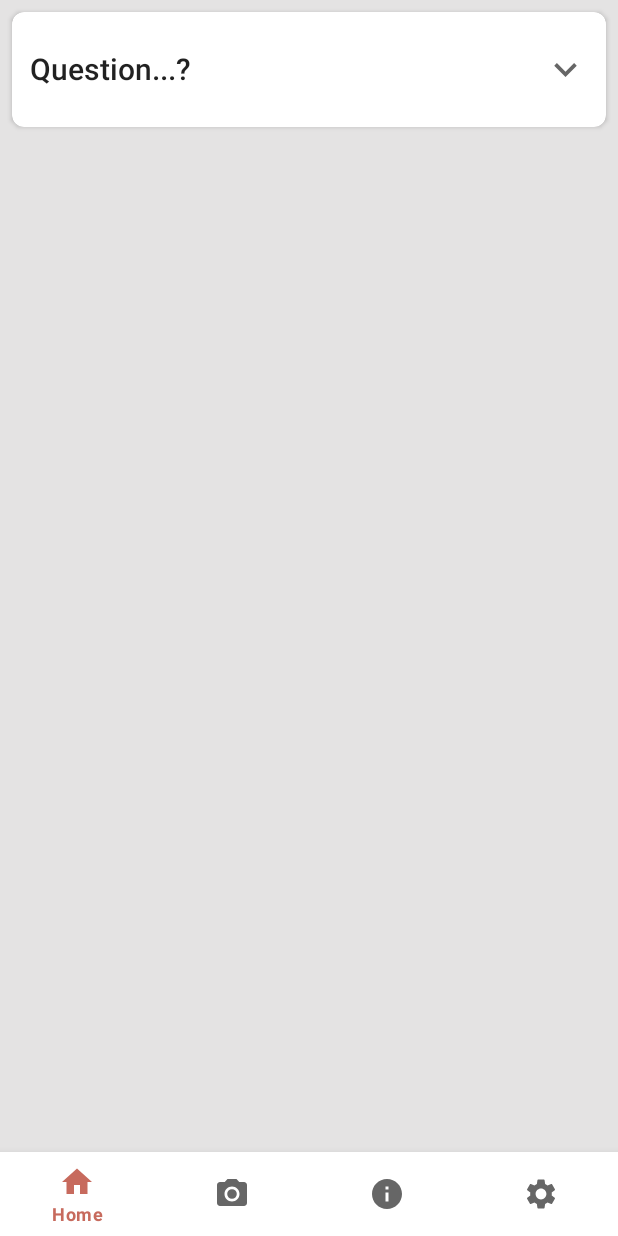
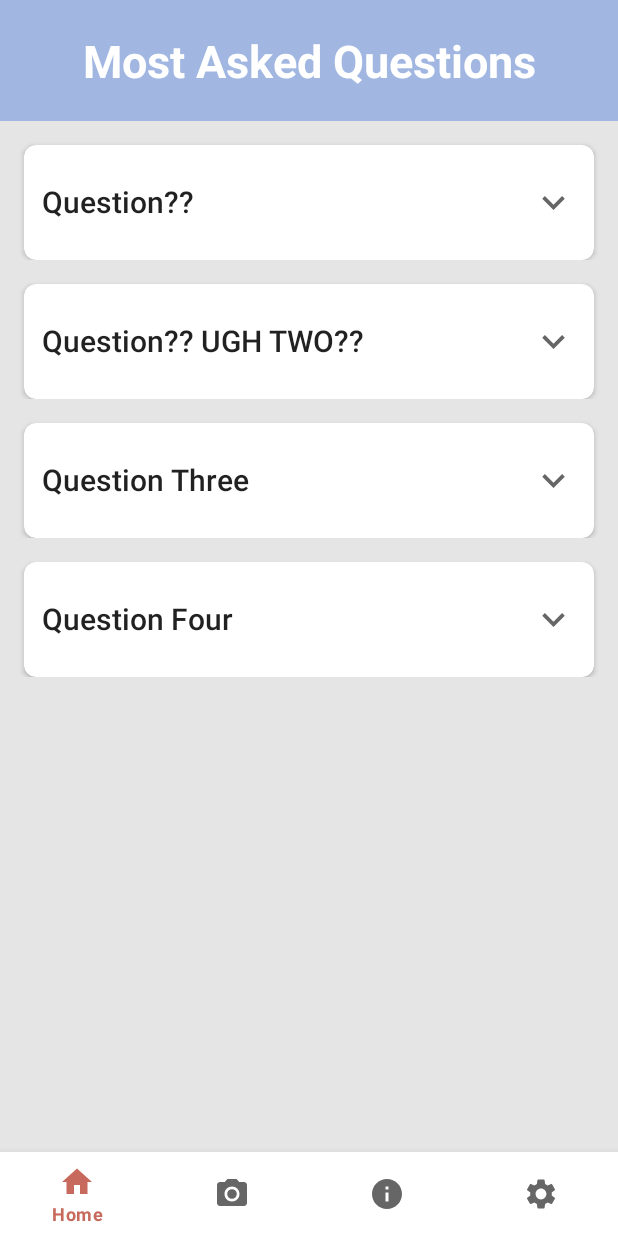
Before and after one commit to ChrisBarnes01/SmileTrainMobile, an Android app: the FAQ screen opened directly, with no data from a screen before it, on a phone screen of 412 x 824 dp. Run offline under Robolectric (Android 15) with nearby library versions, the light colour scheme and no system bars.

Commit message:
Almost FAQ Page

```diff
--- /dev/null
+++ b/app/src/main/java/com/aletify/smiletrainmobiletwo/DropdownView.java
@@ -0,0 +1,106 @@
+package com.aletify.smiletrainmobiletwo;
+
+import android.content.Context;
+import android.content.res.TypedArray;
+import android.util.AttributeSet;
+import android.util.Log;
+import android.view.View;
+import android.widget.ImageView;
+import android.widget.LinearLayout;
+import android.widget.TextView;
+
+import androidx.annotation.StyleableRes;
+import androidx.cardview.widget.CardView;
+import androidx.constraintlayout.widget.ConstraintLayout;
+import androidx.transition.AutoTransition;
+import androidx.transition.TransitionManager;
+
+public class DropdownView extends ConstraintLayout {
+
+    @StyleableRes
+    int index0 = 0;
+    @StyleableRes
+    int index1 = 1;
+    @StyleableRes
+    int index2 = 2;
+
+
+    TextView titleText;
+    TextView messageText;
+    TextView actionText;
+    ImageView arrowImage;
+    LinearLayout expandableView;
+    CardView cardView;
+
+    public DropdownView(Context context, AttributeSet attrs) {
+        super(context, attrs);
+        init(context, attrs);
+    }
+
+    private void init(Context context, AttributeSet attrs) {
+        inflate(context, R.layout.dropdown_view, this);
+
+        int[] sets = { R.attr.actionText, R.attr.messageText, R.attr.titleText };
+        TypedArray typedArray = context.obtainStyledAttributes(attrs, sets);
+        CharSequence title = typedArray.getText(index2);
+        CharSequence message = typedArray.getText(index1);
+        CharSequence action = typedArray.getText(index0);
+        typedArray.recycle();
+
+        initComponents();
+
+        setTitleText(title);
+        setMessageText(message);
+        setActionText(action);
+
+
+        cardView.setOnClickListener(new View.OnClickListener() {
+            @Override
+            public void onClick(View v) {
+                if (expandableView.getVisibility()==View.GONE){
+                    TransitionManager.beginDelayedTransition(cardView, new AutoTransition());
+                    expandableView.setVisibility(View.VISIBLE);
+                    arrowImage.setBackgroundResource(R.drawable.ic_baseline_keyboard_arrow_up_24);
+                } else {
+                    TransitionManager.beginDelayedTransition(cardView, new AutoTransition());
+                    expandableView.setVisibility(View.GONE);
+                    arrowImage.setBackgroundResource(R.drawable.ic_baseline_keyboard_arrow_down_24);
+                }
+            }
+        });
+    }
+
+    private void initComponents() {
+
+        titleText = (TextView) findViewById(R.id.dropdown_title);
+        messageText = (TextView) findViewById(R.id.dropdown_message_text);;
+        actionText = (TextView) findViewById(R.id.dropdown_action_item);;
+        arrowImage = (ImageView) findViewById(R.id.dropdown_arrow_sign);;
+        expandableView = (LinearLayout) findViewById(R.id.dropdown_expandable_view);;
+        cardView = (CardView) findViewById(R.id.dropdown_cardView);;
+    }
+
+    public CharSequence getTitleText() {
+        return titleText.getText();
+    }
+
+    public void setTitleText(CharSequence value) {
+        titleText.setText(value);
+    }
+
+    public CharSequence getMessageText() {
+        return messageText.getText();
+    }
+
+    public void setMessageText(CharSequence value) {
+        messageText.setText(value);
+    }
+
+    public CharSequence getActionText() {
+        return actionText.getText();
+    }
+
+    public void setActionText(CharSequence value) {
+        actionText.setText(value);
+    }
+}
--- a/app/src/main/java/com/aletify/smiletrainmobiletwo/FAQ.java
+++ b/app/src/main/java/com/aletify/smiletrainmobiletwo/FAQ.java
@@ -25,23 +25,10 @@ public class FAQ extends AppCompatActivity {
         super.onCreate(savedInstanceState);
         setContentView(R.layout.activity_f_a_q);
 
-        expandableView = findViewById(R.id.expandableView);
-        arrowBtn = findViewById(R.id.arrowBtn);
-        cardView = findViewById(R.id.cardView);
+        expandableView = findViewById(R.id.dropdown_expandable_view);
+        arrowBtn = findViewById(R.id.dropdown_arrow_sign);
+        cardView = findViewById(R.id.dropdown_cardView);
 
-        cardView.setOnClickListener(new View.OnClickListener() {
-            @Override
-            public void onClick(View v) {
-                if (expandableView.getVisibility()==View.GONE){
-                    TransitionManager.beginDelayedTransition(cardView, new AutoTransition());
-                    expandableView.setVisibility(View.VISIBLE);
-                    arrowBtn.setBackgroundResource(R.drawable.ic_baseline_keyboard_arrow_up_24);
-                } else {
-                    TransitionManager.beginDelayedTransition(cardView, new AutoTransition());
-                    expandableView.setVisibility(View.GONE);
-                    arrowBtn.setBackgroundResource(R.drawable.ic_baseline_keyboard_arrow_down_24);
-                }
-            }
-        });
+
     }
 }
--- a/app/src/main/java/com/aletify/smiletrainmobiletwo/MainActivity.java
+++ b/app/src/main/java/com/aletify/smiletrainmobiletwo/MainActivity.java
@@ -45,11 +45,13 @@ public class MainActivity extends AppCompatActivity {
             runIntroSequence();
         }
 
+        final BottomNavigationView bottomNavigationView = findViewById(R.id.bottom_navigation);
+
+        /*
         final CardView camera = findViewById(R.id.camera);
         final CardView cameraFlow = findViewById(R.id.camera_flow);
         final RatingBar ratingLink = findViewById(R.id.ratingBarLink);
         final CardView seeIntroduction = findViewById(R.id.introduction);
-        final BottomNavigationView bottomNavigationView = findViewById(R.id.bottom_navigation);
 
 
         //Set the Main Customized Titles
@@ -120,6 +122,7 @@ public class MainActivity extends AppCompatActivity {
             ActivityCompat.requestPermissions(this, new String[] {Manifest.permission.WRITE_EXTERNAL_STORAGE}, 50);
         }
 
+         */
         bottomNavigationView.setOnNavigationItemSelectedListener(new BottomNavigationView.OnNavigationItemSelectedListener() {
             @Override
             public boolean onNavigationItemSelected(@NonNull MenuItem item) {
--- a/app/src/main/res/layout/activity_f_a_q.xml
+++ b/app/src/main/res/layout/activity_f_a_q.xml
@@ -1,100 +1,82 @@
 <?xml version="1.0" encoding="utf-8"?>
 <!--Modified From -https://github.com/gifffert/ExpandableCardView/blob/master/app/src/main/res/layout/activity_main.xml -->
-<androidx.constraintlayout.widget.ConstraintLayout xmlns:android="http://schemas.android.com/apk/res/android"
+
+<RelativeLayout
+    xmlns:android="http://schemas.android.com/apk/res/android"
     xmlns:app="http://schemas.android.com/apk/res-auto"
     xmlns:tools="http://schemas.android.com/tools"
     android:layout_width="match_parent"
-    android:layout_height="match_parent"
-    tools:context=".MainActivity"
-    android:background="#E4E3E3">
+    android:background="#E5E5E5"
+    android:layout_height="match_parent">
 
 
+    <LinearLayout
+        android:layout_width="match_parent"
+        android:layout_height="wrap_content"
+        android:orientation="vertical"
+        >
 
-        <androidx.cardview.widget.CardView
-            android:id="@+id/cardView"
-            style="@style/CardView.Light"
+        <TextView
+            android:background="@color/colorBackground"
+            android:text="Most Asked Questions"
+            android:id="@+id/top_bar"
+            android:paddingTop="20dp"
+            android:paddingBottom="20dp"
+            android:textStyle="bold"
+            android:textColor="@color/colorWhite"
+            android:gravity="center_horizontal"
+            android:textSize="30sp"
+
             android:layout_width="match_parent"
             android:layout_height="wrap_content"
-            android:layout_marginStart="8dp"
-            android:layout_marginTop="8dp"
-            android:layout_marginEnd="8dp"
-            app:cardCornerRadius="8dp"
-            app:layout_constraintEnd_toEndOf="parent"
-            app:layout_constraintStart_toStartOf="parent"
-            app:layout_constraintTop_toTopOf="parent">
+            android:layout_alignParentBottom="true"
+            android:layout_gravity="top"
+            />
+    <ScrollView
+        android:layout_width="match_parent"
+        android:layout_height="0dp"
+        android:layout_weight="1"
+        tools:context=".MainActivity">
 
-            <androidx.constraintlayout.widget.ConstraintLayout
+
+        <LinearLayout
+            android:layout_width="match_parent"
+            android:layout_height="wrap_content"
+            android:orientation="vertical"
+            tools:context=".MainActivity">
+
+
+            <com.aletify.smiletrainmobiletwo.DropdownView
                 android:layout_width="match_parent"
                 android:layout_height="wrap_content"
-                android:paddingTop="24dp"
-                android:paddingBottom="24dp">
+                app:actionText="FUNK DAT"
+                app:messageText="Why is it, that when I develop apps on Android, I have to recompile everytime I make a minor UI change?"
+                app:titleText="Question??" />
 
-                <ImageView
-                    android:id="@+id/arrowBtn"
-                    android:layout_width="30dp"
-                    android:layout_height="30dp"
-                    android:layout_marginEnd="12dp"
-                    android:layout_marginRight="12dp"
-                    android:background="@drawable/ic_baseline_keyboard_arrow_down_24"
-                    app:layout_constraintBottom_toBottomOf="@id/question_title"
-                    app:layout_constraintEnd_toEndOf="parent"
-                    app:layout_constraintTop_toTopOf="parent" />
+            <com.aletify.smiletrainmobiletwo.DropdownView
+                android:layout_width="match_parent"
+                android:layout_height="wrap_content"
+                app:actionText="FUNK DAT"
+                app:messageText="Why is it, that when I develop apps on Android, I have to recompile everytime I make a minor UI change?"
+                app:titleText="Question?? UGH TWO??" />
 
-                <TextView
-                    android:id="@+id/question_title"
-                    style="@style/TextAppearance.AppCompat.Title"
-                    android:layout_width="0dp"
-                    android:layout_height="wrap_content"
-                    android:layout_marginStart="12dp"
-                    android:layout_marginLeft="12dp"
-                    android:text="Question...?"
-                    app:layout_constraintStart_toStartOf="parent"
-                    app:layout_constraintTop_toTopOf="parent" />
+            <com.aletify.smiletrainmobiletwo.DropdownView
+                android:layout_width="match_parent"
+                android:layout_height="wrap_content"
+                app:actionText="FUNK DAT"
+                app:messageText="Why is it, that when I develop apps on Android, I have to recompile everytime I make a minor UI change?"
+                app:titleText="Question Three" />
+            <com.aletify.smiletrainmobiletwo.DropdownView
+                android:layout_width="match_parent"
+                android:layout_height="wrap_content"
+                app:actionText="FUNK DAT"
+                app:messageText="Why is it, that when I develop apps on Android, I have to recompile everytime I make a minor UI change?"
+                app:titleText="Question Four" />
 
+        </LinearLayout>
 
-                <LinearLayout
-                    android:id="@+id/expandableView"
-                    android:layout_width="match_parent"
-                    android:layout_height="wrap_content"
-                    android:layout_marginTop="12dp"
-                    android:layout_marginStart="12dp"
-                    android:layout_marginLeft="12dp"
-                    android:layout_marginRight="12dp"
-                    android:layout_marginEnd="12dp"
-                    android:paddingBottom="12dp"
-                    android:visibility="gone"
-                    android:orientation="vertical"
-                    app:layout_constraintEnd_toEndOf="parent"
-                    app:layout_constraintStart_toStartOf="parent"
-                    app:layout_constraintTop_toBottomOf="@id/question_title">
-
-                    <TextView
-                        android:id="@+id/question_text"
-                        android:layout_width="match_parent"
-                        android:layout_height="wrap_content"
-                        android:text="This is the solution?? I think we can go long with this!! Can we see
-what happens when we go to a second line? I'm not quite sure just yet!!"
-                        />
-
-                    <TextView
-                        android:id="@+id/dropdown_action_item"
-                        android:layout_width="match_parent"
-                        android:layout_height="wrap_content"
-                        android:textColor="@color/colorPrimary"
-                        android:textStyle="bold"
-                        android:clickable="true"
-                        android:text="Launch Activity"
-                        />
-
-                </LinearLayout>
-
-            </androidx.constraintlayout.widget.ConstraintLayout>
-
-
-        </androidx.cardview.widget.CardView>
-
-
-
+    </ScrollView>
+    </LinearLayout>
 
     <com.google.android.material.bottomnavigation.BottomNavigationView
         android:id="@+id/bottom_navigation"
@@ -102,6 +84,7 @@ what happens when we go to a second line? I'm not quite sure just yet!!"
         android:layout_height="wrap_content"
         android:layout_alignParentBottom="true"
         android:layout_gravity="bottom"
-        app:layout_constraintBottom_toBottomOf="parent"
+        android:layout_weight="1"
         app:menu="@menu/bottom_navigation_menu" />
-</androidx.constraintlayout.widget.ConstraintLayout>
+
+</RelativeLayout>
--- a/app/src/main/res/layout/activity_main.xml
+++ b/app/src/main/res/layout/activity_main.xml
@@ -1,5 +1,44 @@
 <?xml version="1.0" encoding="utf-8"?>
 <RelativeLayout
+    xmlns:android="http://schemas.android.com/apk/res/android"
+    xmlns:app="http://schemas.android.com/apk/res-auto"
+    xmlns:tools="http://schemas.android.com/tools"
+    android:layout_width="match_parent"
+    android:background="#E5E5E5"
+    android:layout_height="match_parent">
+
+
+
+    <TextView
+        android:layout_width="match_parent"
+        android:layout_height="wrap_content"
+        android:text="hello World">
+    </TextView>
+
+    <com.google.android.material.bottomnavigation.BottomNavigationView
+        android:id="@+id/bottom_navigation"
+        android:layout_width="match_parent"
+        android:layout_height="wrap_content"
+        android:layout_alignParentBottom="true"
+        android:layout_gravity="bottom"
+        android:layout_weight="1"
+        app:menu="@menu/bottom_navigation_menu" />
+
+</RelativeLayout>
+
+
+
+
+
+
+
+
+
+
+
+
+
+<!--RelativeLayout
     xmlns:android="http://schemas.android.com/apk/res/android"
     xmlns:app="http://schemas.android.com/apk/res-auto"
     xmlns:tools="http://schemas.android.com/tools"
@@ -103,10 +142,10 @@
             android:alignmentMode="alignBounds"
             android:columnOrderPreserved="true"
             android:layout_height="wrap_content">
-            <!-- Row 1 -->
+            <- Row 1 -->
 
             <!-- Column 1 -->
-            <androidx.cardview.widget.CardView
+            <!--androidx.cardview.widget.CardView
                 android:id="@+id/camera_flow"
                 android:layout_width="150dp"
                 android:layout_height="150dp"
@@ -127,13 +166,13 @@
                     android:layout_margin="16dp"
                     android:orientation="vertical">
 
-                    <!--ImageView
+                    <-ImageView
                         android:layout_width="wrap_content"
                         android:layout_height="wrap_content"
                         android:layout_gravity="center_horizontal"
                         android:src="@drawable/pokemonollymoss" /-->
 
-                    <TextView
+                    <!--TextView
                         android:id="@+id/frstText"
                         android:layout_width="wrap_content"
                         android:layout_height="wrap_content"
@@ -169,13 +208,13 @@
                     android:layout_margin="16dp"
                     android:orientation="vertical">
 
-                    <!--ImageView
+                    <-ImageView
                         android:layout_width="wrap_content"
                         android:layout_height="wrap_content"
                         android:layout_gravity="center_horizontal"
                         android:src="@drawable/trianles" /-->
 
-                    <TextView
+                    <!--TextView
                         android:layout_width="wrap_content"
                         android:layout_height="wrap_content"
                         android:text="Camera"
@@ -198,10 +237,10 @@
             android:alignmentMode="alignBounds"
             android:columnOrderPreserved="true"
             android:layout_height="wrap_content">
-            <!-- Row 1 -->
+            <- Row 1 -->
 
             <!-- Column 1 -->
-            <androidx.cardview.widget.CardView
+            <!--androidx.cardview.widget.CardView
                 android:id="@+id/camera_flow"
                 android:layout_width="150dp"
                 android:layout_height="150dp"
@@ -222,13 +261,13 @@
                     android:layout_margin="16dp"
                     android:orientation="vertical">
 
-                    <!--ImageView
+                    <-ImageView
                         android:layout_width="wrap_content"
                         android:layout_height="wrap_content"
                         android:layout_gravity="center_horizontal"
                         android:src="@drawable/pokemonollymoss" /-->
 
-                    <TextView
+                    <!--TextView
                         android:layout_width="wrap_content"
                         android:layout_height="wrap_content"
                         android:text="Calendar"
@@ -263,13 +302,13 @@
                     android:layout_margin="16dp"
                     android:orientation="vertical">
 
-                    <!--ImageView
+                    <-ImageView
                         android:layout_width="wrap_content"
                         android:layout_height="wrap_content"
                         android:layout_gravity="center_horizontal"
                         android:src="@drawable/trianles" /-->
 
-                    <TextView
+                    <!--TextView
                         android:layout_width="wrap_content"
                         android:layout_height="wrap_content"
                         android:text="Rewatch Introduction"
@@ -289,7 +328,6 @@
 
 
 
-        <!--
         <GridLayout
             android:id="@+id/mainGrid"
             android:layout_width="match_parent"
@@ -305,7 +343,7 @@
         </GridLayout-->
 
 
-    </LinearLayout>
+    <!--/LinearLayout>
 
 </ScrollView>
 
@@ -317,4 +355,4 @@
         android:layout_gravity="bottom"
         app:menu="@menu/bottom_navigation_menu" />
 
-</RelativeLayout>
+</RelativeLayout-->
--- /dev/null
+++ b/app/src/main/res/layout/dropdown_view.xml
@@ -0,0 +1,97 @@
+<?xml version="1.0" encoding="utf-8"?>
+<!--LinearLayout
+
+    android:orientation="vertical"
+    android:layout_height="wrap_content"
+    android:layout_width="match_parent"-->
+
+
+<androidx.cardview.widget.CardView
+    xmlns:android="http://schemas.android.com/apk/res/android"
+    xmlns:app="http://schemas.android.com/apk/res-auto"
+    android:id="@+id/dropdown_cardView"
+    style="@style/CardView.Light"
+    android:elevation="8dp"
+    android:layout_width="match_parent"
+    android:layout_height="wrap_content"
+    android:layout_marginStart="16dp"
+    android:layout_marginTop="16dp"
+    android:layout_marginBottom="16dp"
+    android:paddingBottom="50dp"
+    android:layout_marginEnd="16dp"
+    app:cardCornerRadius="8dp"
+    app:layout_constraintEnd_toEndOf="parent"
+    app:layout_constraintStart_toStartOf="parent"
+    app:layout_constraintTop_toTopOf="parent">
+
+    <androidx.constraintlayout.widget.ConstraintLayout
+        android:layout_width="match_parent"
+        android:layout_height="wrap_content"
+        android:paddingTop="24dp"
+        android:paddingBottom="24dp">
+
+        <ImageView
+            android:id="@+id/dropdown_arrow_sign"
+            android:layout_width="30dp"
+            android:layout_height="30dp"
+            android:layout_marginEnd="12dp"
+            android:layout_marginRight="12dp"
+            android:background="@drawable/ic_baseline_keyboard_arrow_down_24"
+            app:layout_constraintBottom_toBottomOf="@id/dropdown_title"
+            app:layout_constraintEnd_toEndOf="parent"
+            app:layout_constraintTop_toTopOf="parent" />
+
+        <TextView
+            android:id="@+id/dropdown_title"
+            style="@style/TextAppearance.AppCompat.Title"
+            android:layout_width="0dp"
+            android:layout_height="wrap_content"
+            android:layout_marginStart="12dp"
+            android:layout_marginLeft="12dp"
+            android:text="Question...?"
+            app:layout_constraintStart_toStartOf="parent"
+            app:layout_constraintTop_toTopOf="parent" />
+
+
+        <LinearLayout
+            android:id="@+id/dropdown_expandable_view"
+            android:layout_width="match_parent"
+            android:layout_height="wrap_content"
+            android:layout_marginTop="12dp"
+            android:layout_marginStart="12dp"
+            android:layout_marginLeft="12dp"
+            android:layout_marginRight="12dp"
+            android:layout_marginEnd="12dp"
+            android:paddingBottom="12dp"
+            android:visibility="gone"
+            android:orientation="vertical"
+            app:layout_constraintEnd_toEndOf="parent"
+            app:layout_constraintStart_toStartOf="parent"
+            app:layout_constraintTop_toBottomOf="@id/dropdown_title">
+
+            <TextView
+                android:id="@+id/dropdown_message_text"
+                android:layout_width="match_parent"
+                android:layout_height="wrap_content"
+                android:paddingBottom="12dp"
+                android:text="This is the solution?? I think we can go long with this!! Can we see
+what happens when we go to a second line? I'm not quite sure just yet!!"
+                />
+
+            <TextView
+                android:id="@+id/dropdown_action_item"
+                android:layout_width="match_parent"
+                android:layout_height="wrap_content"
+                android:textColor="@color/colorPrimary"
+                android:textStyle="bold"
+                android:clickable="true"
+                android:text="Launch Activity"
+                />
+
+        </LinearLayout>
+
+    </androidx.constraintlayout.widget.ConstraintLayout>
+
+
+</androidx.cardview.widget.CardView>
+<!--/LinearLayout-->
--- a/app/src/main/res/values/attrs.xml
+++ b/app/src/main/res/values/attrs.xml
@@ -5,4 +5,9 @@
         <attr name="trackText" format="string" />
         <attr name="buyButton" format="string" />
     </declare-styleable>
+    <declare-styleable name="DropdownView">
+        <attr name="titleText" format="string" />
+        <attr name="messageText" format="string" />
+        <attr name="actionText" format="string" />
+    </declare-styleable>
 </resources>
```
